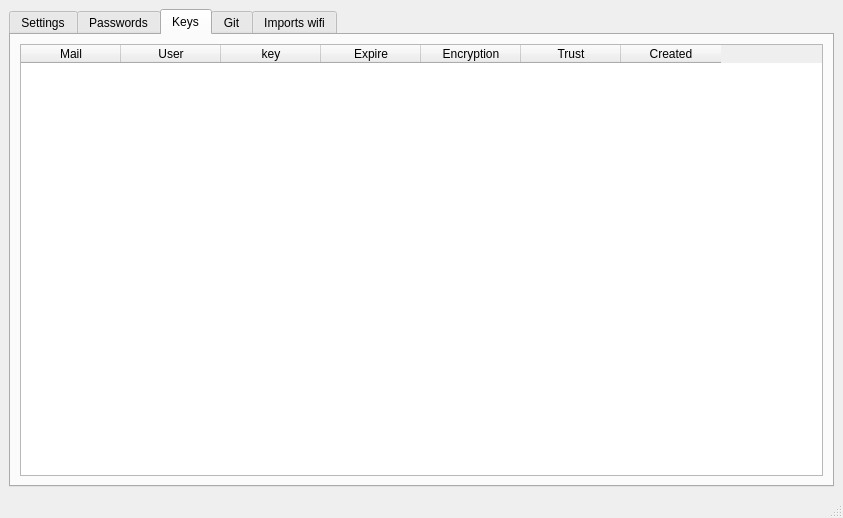
First picture: the form in PassUI/data/PassUI.ui, repository vincentBenet/PassUI, before the edit.
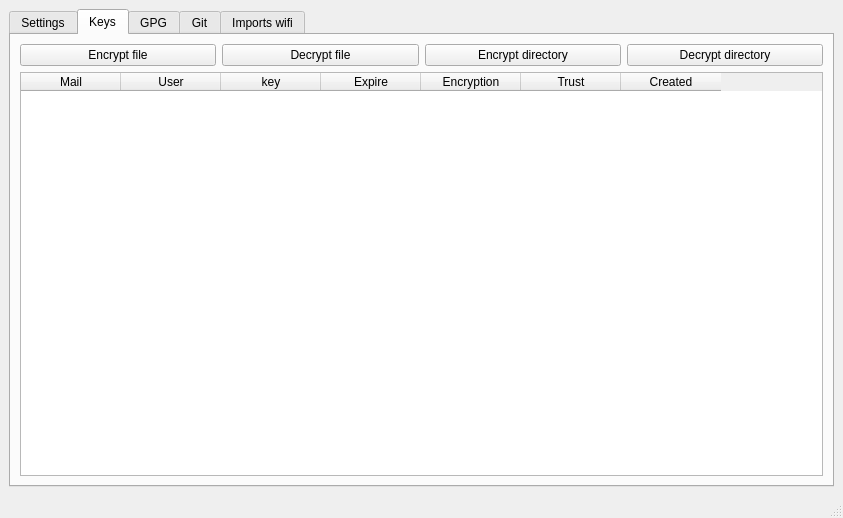
Second picture: the form after the edit. The open tabs and pages were chosen to show the change.

Patch:
```diff
--- a/PassUI/data/PassUI.ui
+++ b/PassUI/data/PassUI.ui
@@ -15,7 +15,7 @@
   </property>
   <widget class="QWidget" name="centralwidget">
    <layout class="QGridLayout" name="gridLayout">
-    <item row="1" column="0">
+    <item row="0" column="0">
      <widget class="QTabWidget" name="tabWidget">
       <property name="currentIndex">
        <number>1</number>
@@ -71,9 +71,83 @@
         </item>
        </layout>
       </widget>
+      <widget class="QWidget" name="tab_4">
+       <attribute name="title">
+        <string>Keys</string>
+       </attribute>
+       <layout class="QGridLayout" name="gridLayout_5">
+        <item row="0" column="1">
+         <widget class="QPushButton" name="button_encrypt_file">
+          <property name="text">
+           <string>Encrypt file</string>
+          </property>
+         </widget>
+        </item>
+        <item row="0" column="3">
+         <widget class="QPushButton" name="button_encrypt_directory">
+          <property name="text">
+           <string>Encrypt directory</string>
+          </property>
+         </widget>
+        </item>
+        <item row="0" column="4">
+         <widget class="QPushButton" name="button_decrypt_directory">
+          <property name="text">
+           <string>Decrypt directory</string>
+          </property>
+         </widget>
+        </item>
+        <item row="0" column="2">
+         <widget class="QPushButton" name="button_decrypt_file">
+          <property name="text">
+           <string>Decrypt file</string>
+          </property>
+         </widget>
+        </item>
+        <item row="1" column="1" colspan="4">
+         <widget class="QTableWidget" name="gpg_keys_table">
+          <column>
+           <property name="text">
+            <string>Mail</string>
+           </property>
+          </column>
+          <column>
+           <property name="text">
+            <string>User</string>
+           </property>
+          </column>
+          <column>
+           <property name="text">
+            <string>key</string>
+           </property>
+          </column>
+          <column>
+           <property name="text">
+            <string>Expire</string>
+           </property>
+          </column>
+          <column>
+           <property name="text">
+            <string>Encryption</string>
+           </property>
+          </column>
+          <column>
+           <property name="text">
+            <string>Trust</string>
+           </property>
+          </column>
+          <column>
+           <property name="text">
+            <string>Created</string>
+           </property>
+          </column>
+         </widget>
+        </item>
+       </layout>
+      </widget>
       <widget class="QWidget" name="tab">
        <attribute name="title">
-        <string>Passwords</string>
+        <string>GPG</string>
        </attribute>
        <layout class="QGridLayout" name="gridLayout_3">
         <item row="0" column="0">
@@ -152,52 +226,6 @@
         </item>
        </layout>
       </widget>
-      <widget class="QWidget" name="tab_4">
-       <attribute name="title">
-        <string>Keys</string>
-       </attribute>
-       <layout class="QGridLayout" name="gridLayout_5">
-        <item row="0" column="0">
-         <widget class="QTableWidget" name="gpg_keys_table">
-          <column>
-           <property name="text">
-            <string>Mail</string>
-           </property>
-          </column>
-          <column>
-           <property name="text">
-            <string>User</string>
-           </property>
-          </column>
-          <column>
-           <property name="text">
-            <string>key</string>
-           </property>
-          </column>
-          <column>
-           <property name="text">
-            <string>Expire</string>
-           </property>
-          </column>
-          <column>
-           <property name="text">
-            <string>Encryption</string>
-           </property>
-          </column>
-          <column>
-           <property name="text">
-            <string>Trust</string>
-           </property>
-          </column>
-          <column>
-           <property name="text">
-            <string>Created</string>
-           </property>
-          </column>
-         </widget>
-        </item>
-       </layout>
-      </widget>
       <widget class="QWidget" name="tab_5">
        <attribute name="title">
         <string>Git</string>
```
